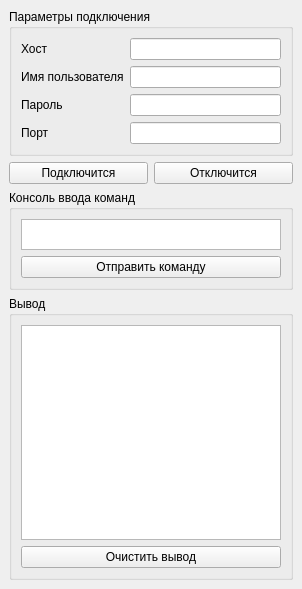
This is ui_main_form.ui in MKDTeam/SSH-Client as Qt 5 draws it before an edit. The edited form follows.
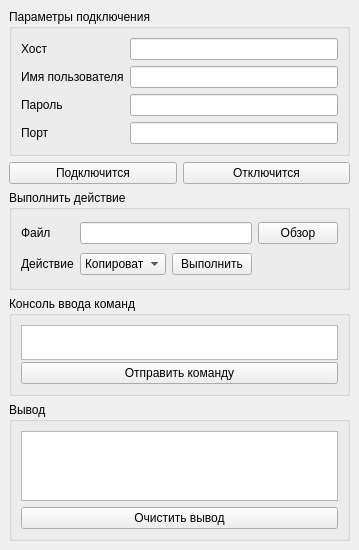
This is the edited form.

Commit message: В форму добавлена работа с файлами

What changed in the file:
```diff
--- a/ui_main_form.ui
+++ b/ui_main_form.ui
@@ -6,8 +6,8 @@
    <rect>
     <x>0</x>
     <y>0</y>
-    <width>302</width>
-    <height>589</height>
+    <width>353</width>
+    <height>531</height>
    </rect>
   </property>
   <property name="windowTitle">
@@ -135,7 +135,7 @@
          <property name="minimumSize">
           <size>
            <width>0</width>
-           <height>30</height>
+           <height>35</height>
           </size>
          </property>
         </widget>
@@ -171,6 +171,85 @@
       </item>
      </layout>
     </item>
+    <item row="3" column="0">
+     <widget class="QGroupBox" name="groupBox_way">
+      <property name="minimumSize">
+       <size>
+        <width>0</width>
+        <height>100</height>
+       </size>
+      </property>
+      <property name="autoFillBackground">
+       <bool>true</bool>
+      </property>
+      <property name="title">
+       <string>Выполнить действие</string>
+      </property>
+      <layout class="QGridLayout" name="gridLayout_5">
+       <item row="0" column="0">
+        <widget class="QLabel" name="label_way">
+         <property name="text">
+          <string>Файл</string>
+         </property>
+        </widget>
+       </item>
+       <item row="0" column="1" colspan="2">
+        <widget class="QLineEdit" name="lineEdit_way"/>
+       </item>
+       <item row="0" column="3">
+        <widget class="QPushButton" name="pushButton_way">
+         <property name="text">
+          <string>Обзор</string>
+         </property>
+        </widget>
+       </item>
+       <item row="1" column="0">
+        <widget class="QLabel" name="label_act">
+         <property name="text">
+          <string>Действие</string>
+         </property>
+        </widget>
+       </item>
+       <item row="1" column="1">
+        <widget class="QComboBox" name="comboBox_act">
+         <property name="minimumSize">
+          <size>
+           <width>86</width>
+           <height>20</height>
+          </size>
+         </property>
+         <item>
+          <property name="text">
+           <string>Копировать</string>
+          </property>
+         </item>
+         <item>
+          <property name="text">
+           <string>Удалить</string>
+          </property>
+         </item>
+         <item>
+          <property name="text">
+           <string>Создать</string>
+          </property>
+         </item>
+         <item>
+          <property name="text">
+           <string>Найти</string>
+          </property>
+         </item>
+        </widget>
+       </item>
+       <item row="1" column="2">
+        <widget class="QPushButton" name="pushButton_per">
+         <property name="text">
+          <string>Выполнить</string>
+         </property>
+        </widget>
+       </item>
+      </layout>
+     </widget>
+    </item>
    </layout>
   </widget>
  </widget>
```
The commit also changes 1 other file.
